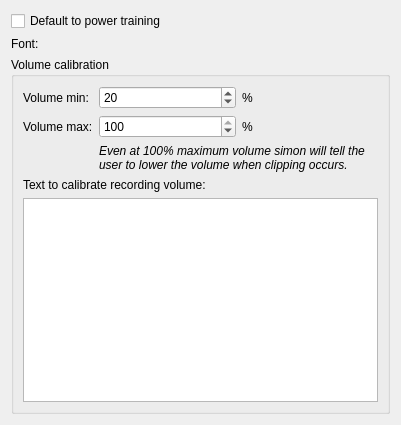
Qt form simonlib/simonsound/trainingsettings.ui (KDE/simon) before a commit.
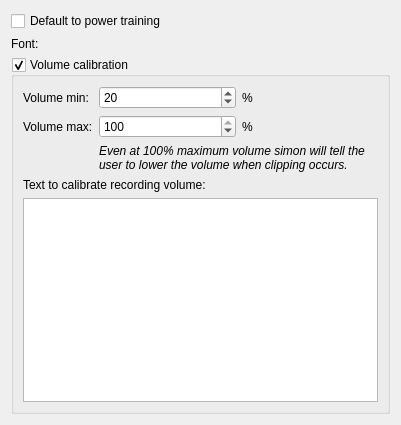
The same form after that commit. Custom widgets are drawn as their Qt base class.

What changed in the file:
```diff
--- a/simonlib/simonsound/trainingsettings.ui
+++ b/simonlib/simonsound/trainingsettings.ui
@@ -40,6 +40,9 @@
      <property name="title">
       <string>Volume calibration</string>
      </property>
+     <property name="checkable">
+      <bool>true</bool>
+     </property>
      <layout class="QVBoxLayout" name="verticalLayout">
       <item>
        <layout class="QFormLayout" name="formLayout_2">
```
Left out of the diff: 2 changed lines with no effect on the pictures.
